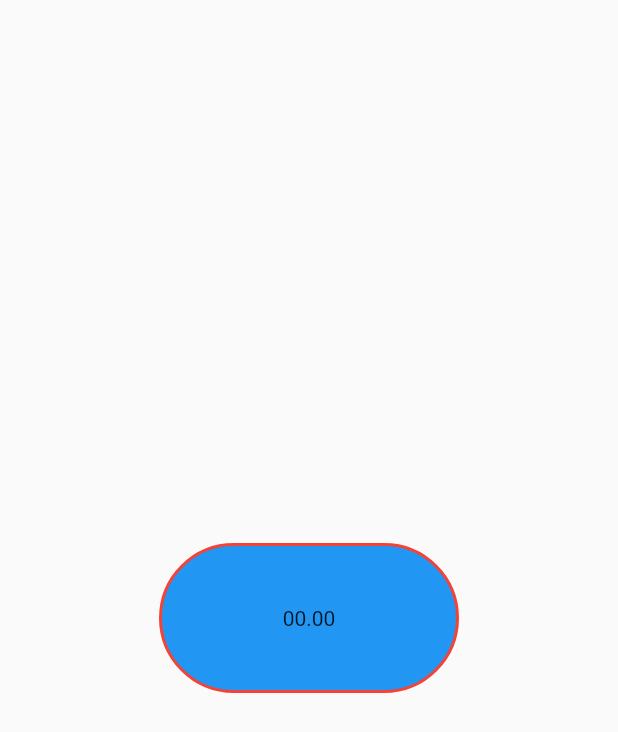
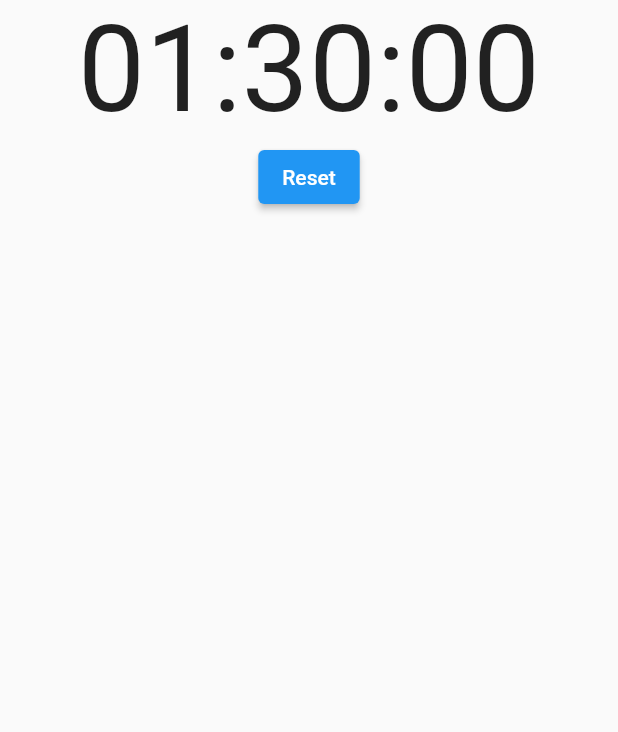
Before and after one commit to Thafseena/timer_periodic_app, a Flutter app: the first screen one second after launch, on a phone screen of 412 x 824 dp. Shown: the top 732 px of the screen. Run offline on Flutter 3.47's test engine with Material 2 defaults, Android fonts, the phone set to English and light mode, and no system bars; our stand-ins replace get.

Commit message:
add hours in countdown time

```diff
--- a/lib/main.dart
+++ b/lib/main.dart
@@ -12,38 +12,38 @@ class MyApp extends StatelessWidget {
   // This widget is the root of your application.
   @override
   Widget build(BuildContext context) {
-    Get.put(TimerController());
+   // Get.put(TimerController());
     return MaterialApp(
       title: 'Flutter Demo',
       theme: ThemeData(
 
         primarySwatch: Colors.blue,
       ),
-      home:  MyHomePage(),
+      home:  CountdownPage(),
     );
   }
 }
 
-class MyHomePage extends GetView<TimerController>{
-  @override
-  Widget build(BuildContext context) {
-    return Scaffold(
-      body: Center(
-        child: Container(
-          height: 100,
-          width: 200,
-          decoration: ShapeDecoration(
-            color: Theme.of(context).primaryColor,
-            shape: StadiumBorder(
-              side: BorderSide(
-                width: 2,
-                color: Colors.red,
-              )
-            )),
-            child: Obx(() => Center(child: Text('${controller.time.value}'))),
-        ),
-      ),
-    );
-  }
+// class MyHomePage extends GetView<TimerController>{
+//   @override
+//   Widget build(BuildContext context) {
+//     return Scaffold(
+//       body: Center(
+//         child: Container(
+//           height: 100,
+//           width: 200,
+//           decoration: ShapeDecoration(
+//             color: Theme.of(context).primaryColor,
+//             shape: StadiumBorder(
+//               side: BorderSide(
+//                 width: 2,
+//                 color: Colors.red,
+//               )
+//             )),
+//             child: Obx(() => Center(child: Text('${controller.time.value}'))),
+//         ),
+//       ),
+//     );
+//   }
 
-}
+// }
--- a/lib/timer_controller.dart
+++ b/lib/timer_controller.dart
@@ -1,46 +1,201 @@
+// import 'dart:async';
+
+// import 'package:flutter/material.dart';
+
+// class CountdownPage extends StatefulWidget {
+//   const CountdownPage({super.key});
+
+//   @override
+//   State<CountdownPage> createState() => _CountdownPageState();
+// }
+
+// class _CountdownPageState extends State<CountdownPage> {
+//   Duration duration = Duration();
+//   Timer? timer;
+//   @override
+//   void initState() {
+//     super.initState();
+//     startTimer();
+//   }
+
+//   void addTime() {
+//     final addSeconds = 1;
+//     setState(() {
+//       final seconds = duration.inSeconds + addSeconds;
+//       duration = Duration(seconds: seconds);
+//     });
+//   }
+
+//   void startTimer() {
+//     timer = Timer.periodic(Duration(seconds: 1), (_) => addTime());
+//   }
+
+//   @override
+//   Widget build(BuildContext context) => Scaffold(
+//         backgroundColor: Colors.black,
+//         body: Center(
+//           child: buildTime(),
+//         ),
+//       );
+
+//   Widget buildTime() {
+// //below code 9---> 09 shows
+//     String twoDigits(int n) => n.toString().padLeft(2, '0');
+//     final hours=twoDigits(duration.inHours);
+//     final minutes = twoDigits(duration.inMinutes.remainder(60));
+//     final seconds = twoDigits(duration.inSeconds.remainder(60));
+//     return Row(
+//       mainAxisAlignment: MainAxisAlignment.center,
+//       children: [
+//         buildTimeCard(time: hours, header: 'HOURS'),
+//         const SizedBox(
+//           width: 8,
+//         ),
+//         buildTimeCard(time: minutes, header: 'MINUTES'),
+//         const SizedBox(
+//           width: 8,
+//         ),
+//         buildTimeCard(time: seconds, header: 'SECONDS'),
+//       ],
+//     );
+//   }
+
+//   Widget buildTimeCard({required String time, required String header}) =>
+//       Column(
+//         mainAxisAlignment: MainAxisAlignment.center,
+//         children: [
+//           Container(
+//             padding: EdgeInsets.all(8.0),
+//             decoration: BoxDecoration(
+//                 color: Colors.white, borderRadius: BorderRadius.circular(10)),
+//             child: Text(
+//               time,
+//               style: TextStyle(
+//                   fontWeight: FontWeight.bold, color: Colors.black, fontSize: 17),
+//             ),
+//           ),
+//         const  SizedBox(height: 24,),
+//         Text(header,style: TextStyle(color: Colors.white),)
+//         ],
+//       );
+// }
+
+
+
+//***Working code */
 import 'dart:async';
-import 'dart:math';
 
 import 'package:flutter/material.dart';
-import 'package:get/get.dart';
-  class TimerController extends GetxController{
-      Timer? _timer;
-      int remainingSeconds=1;
-      final time='00.00'.obs;
+
+class CountdownPage extends StatefulWidget {
+  const CountdownPage({super.key});
 
   @override
-  void onReady(){
-    super.onReady();
-    _startTimer(5400);
-  }
+  State<CountdownPage> createState() => _CountdownPageState();
+}
 
-  @override
-  void onClose(){
-    super.onReady();
-    if(_timer!=null){
-      _timer!.cancel();
-    }
-  }
-
-_startTimer(int seconds){
-
-  const duration= Duration(seconds:1 );
-  remainingSeconds=seconds;
-  _timer=Timer.periodic(duration, (Timer timer) {
-    if(remainingSeconds==0){
-      timer.cancel();
-    }else{
-      int hours=remainingSeconds~/3600;
-      int minutes=remainingSeconds~/60;
-      print('minutes of***=='+minutes.toString());
-      int seconds=(remainingSeconds%60);
-    print('seconds of&&&==='+seconds.toString());
-      time.value=hours.toString().padLeft(2,"0")+":"+minutes.toString().padLeft(2,"0")+":"+seconds.toString().padLeft(2,"0");
-      remainingSeconds--;
-print('');
-    }
+class _CountdownPageState extends State<CountdownPage> {
+Duration duration=Duration(seconds: 5400);
+Timer? timer;
+bool isbuttonpressed=false;
+@override
+void initState(){
+  super.initState();
+  startTimer();
+}
+void addTime(){
+  final addSeconds=1;
+  setState(() {
+    final seconds=duration.inSeconds-addSeconds;
+    duration =Duration(seconds: seconds);
   });
 }
 
+void startTimer(){
 
+  timer=Timer.periodic(Duration(seconds: 1),(Timer t)=>addTime() );
+
+}
+
+void restartTimer(){
+   if(isbuttonpressed==true){
+   duration=Duration(seconds: 5400);
   }
+}
+  @override
+  Widget build(BuildContext context)=> Scaffold(
+      body: Center(
+        child: buildTime(),
+      ),
+    );
+
+    Widget buildTime(){
+//below code 9---> 09 shows
+      String twoDigits(int n)=>n.toString().padLeft(2,'0');
+      final hours=twoDigits(duration.inHours);
+      final minutes=twoDigits(duration.inMinutes.remainder(60));
+      final seconds=twoDigits(duration.inSeconds.remainder(60));
+      return Column(
+        children: [
+          Text('$hours:$minutes:$seconds',style: TextStyle(fontSize: 80),),
+          ElevatedButton(onPressed: (() {
+            isbuttonpressed=true;
+            restartTimer();
+          }),
+          child:const Text('Reset'))
+        ],
+      );
+    }
+
+}
+
+
+
+
+
+// import 'dart:async';
+// import 'dart:math';
+
+// import 'package:flutter/material.dart';
+// import 'package:get/get.dart';
+//   class TimerController extends GetxController{
+//       Timer? _timer;
+//       int remainingSeconds=1;
+//       final time='00.00'.obs;
+
+//   @override
+//   void onReady(){
+//     super.onReady();
+//     _startTimer(5400);
+//   }
+
+//   @override
+//   void onClose(){
+//     super.onReady();
+//     if(_timer!=null){
+//       _timer!.cancel();
+//     }
+//   }
+
+// _startTimer(int seconds){
+
+//   const duration= Duration(seconds:1 );
+//   remainingSeconds=seconds;
+//   _timer=Timer.periodic(duration, (Timer timer) {
+//     if(remainingSeconds==0){
+//       timer.cancel();
+//     }else{
+//       int hours=remainingSeconds~/3600;
+//       int minutes=remainingSeconds~/60;
+//       print('minutes of***=='+minutes.toString());
+//       int seconds=(remainingSeconds%60);
+//     print('seconds of&&&==='+seconds.toString());
+//       time.value=hours.toString().padLeft(2,"0")+":"+minutes.toString().padLeft(2,"0")+":"+seconds.toString().padLeft(2,"0");
+//       remainingSeconds--;
+// print('');
+//     }
+//   });
+// }
+
+
+//   }
```
